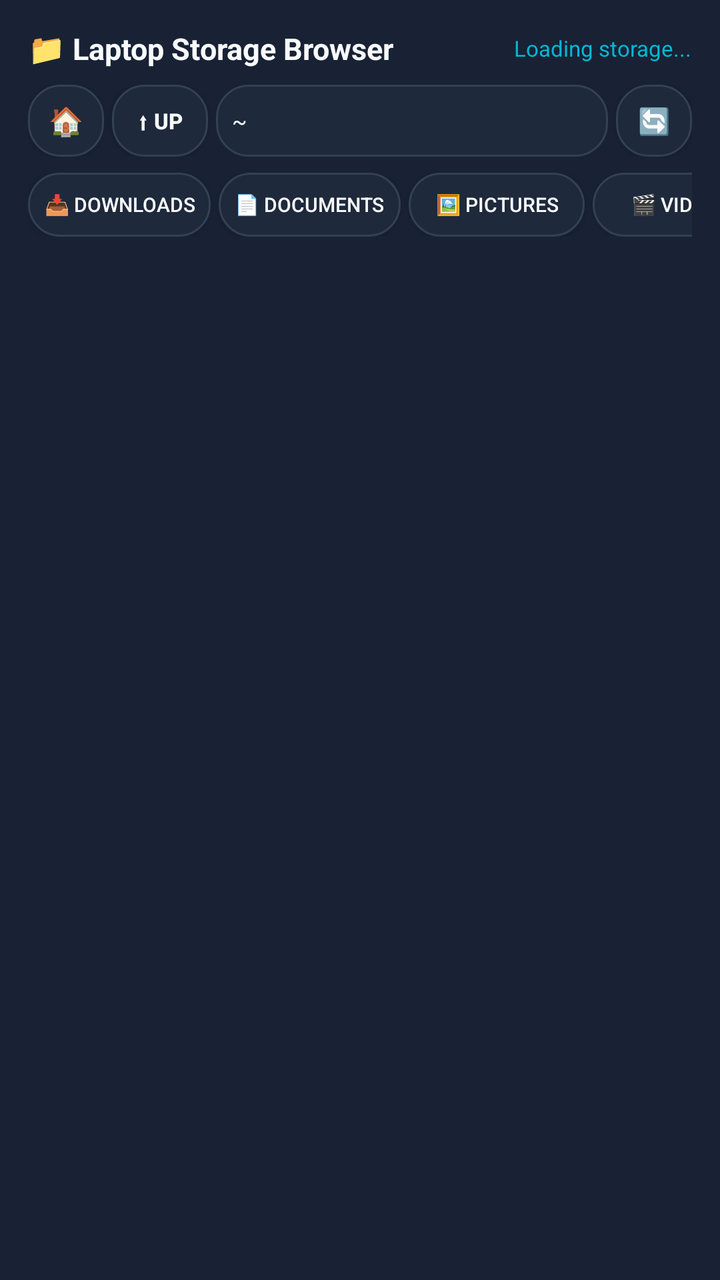
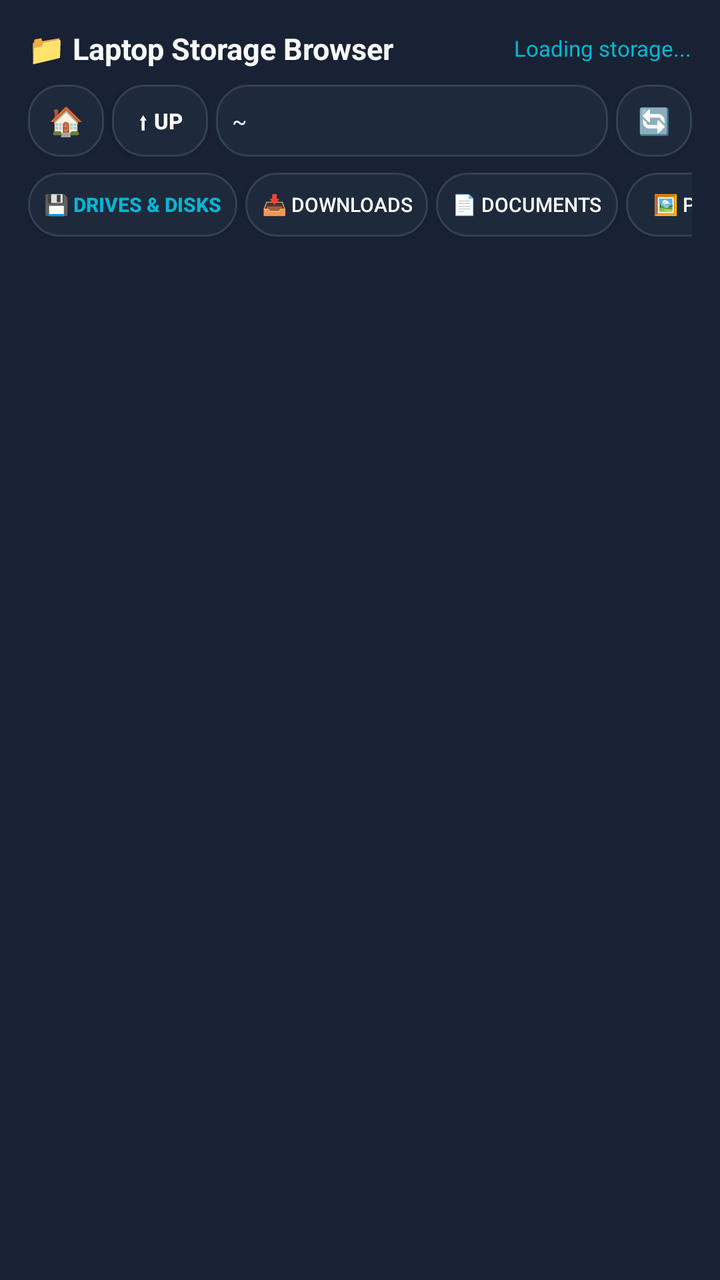

The first picture is an Android layout as it rendered before a commit; the second is the same layout after the commit. The layout source and the unified diff follow.
<!-- AndroidManifest.xml: application theme AppTheme -->
<!-- res/layout/dialog_file_browse.xml -->
<?xml version="1.0" encoding="utf-8"?>
<LinearLayout xmlns:android="http://schemas.android.com/apk/res/android"
    android:layout_width="match_parent"
    android:layout_height="wrap_content"
    android:orientation="vertical"
    android:background="@color/card_bg_dark"
    android:padding="14dp">

    
    <LinearLayout
        android:layout_width="match_parent"
        android:layout_height="wrap_content"
        android:orientation="horizontal"
        android:gravity="center_vertical"
        android:layout_marginBottom="8dp">

        <TextView
            android:layout_width="0dp"
            android:layout_height="wrap_content"
            android:layout_weight="1"
            android:text="📁 Laptop Storage Browser"
            android:textSize="15sp"
            android:textStyle="bold"
            android:textColor="@color/text_white" />

        <TextView
            android:id="@+id/tv_browser_storage"
            android:layout_width="wrap_content"
            android:layout_height="wrap_content"
            android:text="Loading storage..."
            android:textSize="11sp"
            android:textColor="@color/accent_cyan" />
    </LinearLayout>

    
    <LinearLayout
        android:layout_width="match_parent"
        android:layout_height="36dp"
        android:orientation="horizontal"
        android:gravity="center_vertical"
        android:layout_marginBottom="8dp">

        <Button
            android:id="@+id/btn_browse_home"
            android:layout_width="38dp"
            android:layout_height="match_parent"
            android:text="🏠"
            android:textSize="14sp"
            android:background="@drawable/card_bg"
            android:layout_marginEnd="4dp" />

        <Button
            android:id="@+id/btn_browse_up"
            android:layout_width="48dp"
            android:layout_height="match_parent"
            android:text="⬆ Up"
            android:textSize="11sp"
            android:textStyle="bold"
            android:textColor="@color/text_white"
            android:background="@drawable/card_bg"
            android:layout_marginEnd="4dp" />

        <HorizontalScrollView
            android:layout_width="0dp"
            android:layout_height="match_parent"
            android:layout_weight="1"
            android:background="@drawable/card_bg"
            android:scrollbars="none"
            android:layout_marginEnd="4dp">

            <TextView
                android:id="@+id/tv_browse_path"
                android:layout_width="wrap_content"
                android:layout_height="match_parent"
                android:gravity="center_vertical"
                android:text="~"
                android:textSize="11sp"
                android:textColor="@color/text_white"
                android:paddingStart="8dp"
                android:paddingEnd="8dp"
                android:singleLine="true" />
        </HorizontalScrollView>

        <Button
            android:id="@+id/btn_browse_refresh"
            android:layout_width="38dp"
            android:layout_height="match_parent"
            android:text="🔄"
            android:textSize="13sp"
            android:background="@drawable/card_bg" />
    </LinearLayout>

    
    <HorizontalScrollView
        android:layout_width="match_parent"
        android:layout_height="32dp"
        android:scrollbars="none"
        android:layout_marginBottom="8dp">

        <LinearLayout
            android:layout_width="wrap_content"
            android:layout_height="match_parent"
            android:orientation="horizontal">

            <Button
                android:id="@+id/btn_shortcut_downloads"
                android:layout_width="wrap_content"
                android:layout_height="match_parent"
                android:text="📥 Downloads"
                android:textSize="10sp"
                android:textColor="@color/text_white"
                android:background="@drawable/card_bg"
                android:paddingStart="8dp"
                android:paddingEnd="8dp"
                android:layout_marginEnd="4dp" />

            <Button
                android:id="@+id/btn_shortcut_documents"
                android:layout_width="wrap_content"
                android:layout_height="match_parent"
                android:text="📄 Documents"
                android:textSize="10sp"
                android:textColor="@color/text_white"
                android:background="@drawable/card_bg"
                android:paddingStart="8dp"
                android:paddingEnd="8dp"
                android:layout_marginEnd="4dp" />

            <Button
                android:id="@+id/btn_shortcut_pictures"
                android:layout_width="wrap_content"
                android:layout_height="match_parent"
                android:text="🖼️ Pictures"
                android:textSize="10sp"
                android:textColor="@color/text_white"
                android:background="@drawable/card_bg"
                android:paddingStart="8dp"
                android:paddingEnd="8dp"
                android:layout_marginEnd="4dp" />

            <Button
                android:id="@+id/btn_shortcut_videos"
                android:layout_width="wrap_content"
                android:layout_height="match_parent"
                android:text="🎬 Videos"
                android:textSize="10sp"
                android:textColor="@color/text_white"
                android:background="@drawable/card_bg"
                android:paddingStart="8dp"
                android:paddingEnd="8dp"
                android:layout_marginEnd="4dp" />

            <Button
                android:id="@+id/btn_shortcut_desktop"
                android:layout_width="wrap_content"
                android:layout_height="match_parent"
                android:text="💻 Desktop"
                android:textSize="10sp"
                android:textColor="@color/text_white"
                android:background="@drawable/card_bg"
                android:paddingStart="8dp"
                android:paddingEnd="8dp" />
        </LinearLayout>
    </HorizontalScrollView>

    
    <FrameLayout
        android:layout_width="match_parent"
        android:layout_height="280dp">

        <ScrollView
            android:layout_width="match_parent"
            android:layout_height="match_parent">

            <LinearLayout
                android:id="@+id/container_browse_items"
                android:layout_width="match_parent"
                android:layout_height="wrap_content"
                android:orientation="vertical" />
        </ScrollView>

        <ProgressBar
            android:id="@+id/pb_browse_loading"
            android:layout_width="40dp"
            android:layout_height="40dp"
            android:layout_gravity="center"
            android:visibility="gone" />

        <TextView
            android:id="@+id/tv_browse_empty"
            android:layout_width="wrap_content"
            android:layout_height="wrap_content"
            android:layout_gravity="center"
            android:text="📁 Directory is empty"
            android:textSize="13sp"
            android:textColor="@color/text_muted"
            android:visibility="gone" />
    </FrameLayout>
</LinearLayout>
<!-- resources referenced by this layout -->
<resources>
  <color name="accent_cyan">#06b6d4</color>
  <color name="card_bg_dark">#182234</color>
  <color name="text_muted">#94a3b8</color>
  <color name="text_white">#f8fafc</color>
  <!-- drawable card_bg (drawable) -->
  <?xml version="1.0" encoding="utf-8"?>
  <shape xmlns:android="http://schemas.android.com/apk/res/android"
      android:shape="rectangle">
      <solid android:color="@color/card_bg" />
      <corners android:radius="16dp" />
      <stroke android:width="1dp" android:color="@color/card_border" />
  </shape>
  <style name="AppTheme" parent="@android:style/Theme.DeviceDefault.NoActionBar">
          <item name="android:windowBackground">@color/bg_dark</item>
          <item name="android:statusBarColor">@color/bg_dark</item>
          <item name="android:navigationBarColor">@color/bg_dark</item>
      </style>
  <color name="card_bg">#1e293b</color>
  <color name="card_border">#334155</color>
  <color name="bg_dark">#0b1329</color>
</resources>

<!-- the commit's change to res/layout/dialog_file_browse.xml (unified diff, before → after) -->
@@ -101,6 +101,19 @@
             android:layout_width="wrap_content"
             android:layout_height="match_parent"
             android:orientation="horizontal">
+
+            <Button
+                android:id="@+id/btn_shortcut_drives"
+                android:layout_width="wrap_content"
+                android:layout_height="match_parent"
+                android:text="💾 Drives &amp; Disks"
+                android:textSize="10sp"
+                android:textStyle="bold"
+                android:textColor="@color/accent_cyan"
+                android:background="@drawable/card_bg"
+                android:paddingStart="8dp"
+                android:paddingEnd="8dp"
+                android:layout_marginEnd="4dp" />
 
             <Button
                 android:id="@+id/btn_shortcut_downloads"
